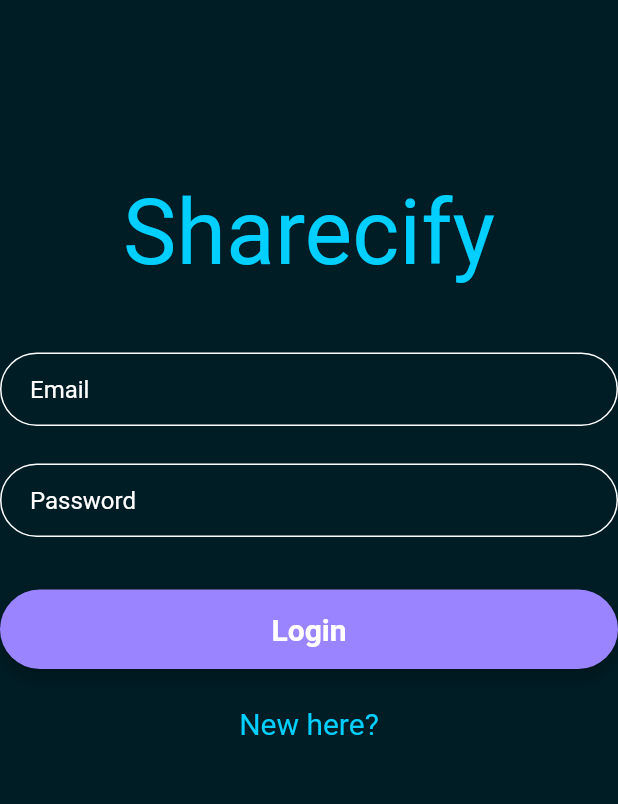
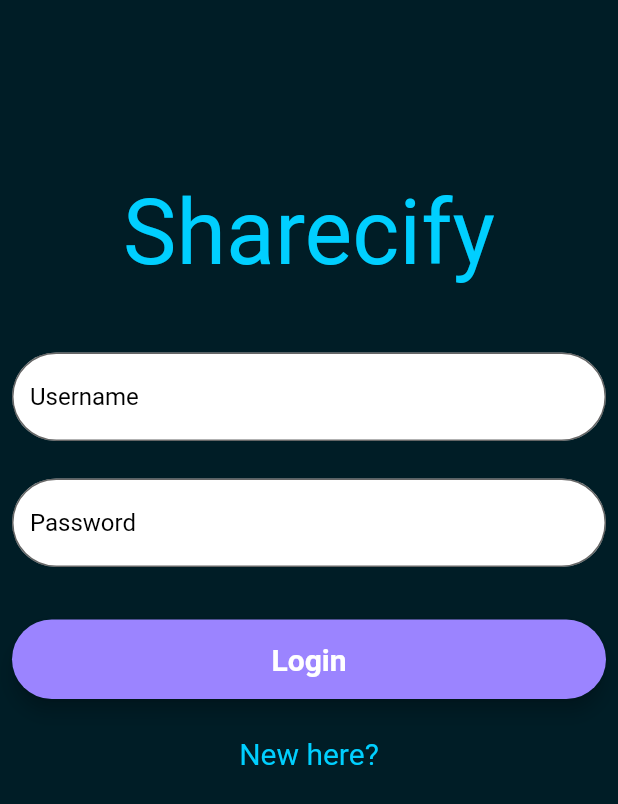
Before and after one commit to Hanker00/School_app_flutter, a Flutter app: the screen it shows after launch, on a phone screen of 412 x 824 dp. Shown: the top 804 px of the screen. Run offline on Flutter 3.47's test engine with Material 2 defaults, Android fonts, the phone set to English and light mode, and no system bars; our stand-ins replace firebase_auth; accounts and stored records are empty; Roboto replaces fonts that are missing (Montserrat).

Commit message:
Added Firebase authentication, register sign in etc.

```diff
--- a/lib/main.dart
+++ b/lib/main.dart
@@ -1,11 +1,21 @@
 import 'package:flutter/material.dart';
-import 'package:school_project/pages/login.dart';
-import 'package:school_project/pages/homepage.dart';
+import 'package:school_project/models/user.dart';
+import 'package:school_project/screens/authentication/login.dart';
+import 'package:school_project/screens/home/homepage.dart';
+import 'package:school_project/screens/services/auth.dart';
+import 'package:school_project/screens/wrapper.dart';
+import 'package:provider/provider.dart';
 
-void main() => runApp(MaterialApp(
-  initialRoute: '/',
-  routes: {
-    '/': (context) => Login(),
-    '/home': (context) => Home(),
-  },
-));
+void main() => runApp(MyApp());
+
+class MyApp extends StatelessWidget {
+  @override
+  Widget build(BuildContext context) {
+    return StreamProvider<User>.value(
+        value: AuthService().user,
+        child: MaterialApp(
+          home: Wrapper(),
+      ),
+    );
+  }
+}
--- /dev/null
+++ b/lib/models/user.dart
@@ -0,0 +1,9 @@
+
+
+class User {
+
+  final String uid;
+
+  User({ this.uid });
+
+}
--- a/lib/pages/login.dart
+++ /dev/null
@@ -1,131 +0,0 @@
-import 'package:flutter/material.dart';
-
-
-
-
-
-
-
-class Login extends StatefulWidget {
-  @override
-  _LoginState createState() => _LoginState();
-}
-
-class _LoginState extends State<Login> {
-
-  Color mainColor = Color.fromRGBO(0, 29, 38, 100);
-  Color blueText = Color.fromRGBO(0, 207, 255, 100);
-  TextStyle style = TextStyle(fontFamily: 'Montserrat', fontSize: 20.0);
-  Color purpleColor = Color.fromRGBO(155, 132, 255, 100);
-
-  final emailField = TextField(
-    obscureText: false,
-    style: TextStyle(
-      color: Colors.white,
-    ),
-    decoration: InputDecoration(
-        prefixStyle: TextStyle(
-          color: Colors.white,
-        ),
-        contentPadding: EdgeInsets.fromLTRB(20.0, 15.0, 20.0, 15.0),
-        hintText: "Email",
-        hintStyle: TextStyle(
-          color: Colors.white,
-        ),
-        enabledBorder:
-        OutlineInputBorder(
-            borderSide: BorderSide(
-              color: Colors.white,
-            ),
-            borderRadius: BorderRadius.circular(32.0))),
-  );
-
-  final passwordField = TextField(
-    obscureText: false,
-    style: TextStyle(
-      color: Colors.white,
-    ),
-    decoration: InputDecoration(
-        prefixStyle: TextStyle(
-          color: Colors.white,
-        ),
-        contentPadding: EdgeInsets.fromLTRB(20.0, 15.0, 20.0, 15.0),
-        hintText: "Password",
-        hintStyle: TextStyle(
-          color: Colors.white,
-        ),
-        enabledBorder:
-        OutlineInputBorder(
-            borderSide: BorderSide(
-              color: Colors.white,
-            ),
-            borderRadius: BorderRadius.circular(32.0))),
-  );
-
-
-  @override
-  Widget build(BuildContext context) {
-
-    final loginButon = Material(
-      elevation: 5.0,
-      borderRadius: BorderRadius.circular(30.0),
-      color: purpleColor,
-      child: MaterialButton(
-        minWidth: MediaQuery.of(context).size.width,
-        padding: EdgeInsets.fromLTRB(20.0, 15.0, 20.0, 15.0),
-        onPressed: () {
-          Navigator.of(context).pushReplacementNamed("/home");
-        },
-        child: Text("Login",
-            textAlign: TextAlign.center,
-            style: style.copyWith(
-                color: Colors.white, fontWeight: FontWeight.bold)),
-      ),
-    );
-
-    return Scaffold(
-        backgroundColor: mainColor,
-        body: Stack(
-          fit: StackFit.expand,
-          children: <Widget>[
-            Padding(
-              padding: const EdgeInsets.fromLTRB(0, 120, 0, 0),
-              child: ListView(
-                children: <Widget>[
-                  Text(
-                    "Sharecify",
-                    style: TextStyle(
-                      fontSize: 60.0,
-                      color: blueText,
-                    ),
-                    textAlign: TextAlign.center,
-                  ),
-                  SizedBox(height: 45.0),
-                  emailField,
-                  SizedBox(height: 25.0),
-                  passwordField,
-                  SizedBox(height: 35.0),
-                  loginButon,
-                  SizedBox(height: 25.0),
-                  InkWell(
-                    child: Text(
-                      "New here?",
-                      style: TextStyle(
-                        color: blueText,
-                        fontSize: 20,
-                      ),
-                      textAlign: TextAlign.center,
-
-                    ),
-                    onTap: () {
-                      print("hello");
-                    },
-                  ),
-                ],
-              ),
-            ),
-          ],
-        )
-    );
-  }
-}
--- /dev/null
+++ b/lib/screens/authentication/authenticate.dart
@@ -0,0 +1,25 @@
+import 'package:flutter/material.dart';
+import 'package:school_project/screens/authentication/login.dart';
+import 'package:school_project/screens/authentication/register.dart';
+
+class Authenticate extends StatefulWidget {
+  @override
+  _AuthenticateState createState() => _AuthenticateState();
+}
+
+class _AuthenticateState extends State<Authenticate> {
+
+  bool showSignUp = true;
+  void toggleView() {
+    setState(() => showSignUp = !showSignUp);
+  }
+
+  @override
+  Widget build(BuildContext context) {
+    if (showSignUp) {
+      return Login(toggleView: toggleView);
+    } else {
+      return Register(toggleView: toggleView);
+    }
+  }
+}
--- /dev/null
+++ b/lib/screens/authentication/login.dart
@@ -0,0 +1,137 @@
+import 'package:flutter/material.dart';
+import 'package:school_project/screens/services/auth.dart';
+
+
+
+
+
+
+
+class Login extends StatefulWidget {
+  final Function toggleView;
+  Login({this.toggleView});
+
+  @override
+  _LoginState createState() => _LoginState();
+}
+
+class _LoginState extends State<Login> {
+
+  final AuthService _auth = AuthService();
+
+  // text field state
+  String email = "";
+  String password = "";
+
+  Color mainColor = Color.fromRGBO(0, 29, 38, 100);
+  Color blueText = Color.fromRGBO(0, 207, 255, 100);
+  TextStyle style = TextStyle(fontFamily: 'Montserrat', fontSize: 20.0);
+  Color purpleColor = Color.fromRGBO(155, 132, 255, 100);
+
+
+  @override
+  Widget build(BuildContext context) {
+
+    final loginButon = Material(
+      elevation: 5.0,
+      borderRadius: BorderRadius.circular(30.0),
+      color: purpleColor,
+      child: MaterialButton(
+        minWidth: MediaQuery.of(context).size.width,
+        padding: EdgeInsets.fromLTRB(20.0, 15.0, 20.0, 15.0),
+        onPressed: () async {
+          print(email);
+          print(password);
+        },
+        child: Text("Login",
+            textAlign: TextAlign.center,
+            style: style.copyWith(
+                color: Colors.white, fontWeight: FontWeight.bold)),
+      ),
+    );
+
+    return Scaffold(
+        resizeToAvoidBottomPadding: false,
+        backgroundColor: mainColor,
+        body: Container(
+          child: Form(
+            child: Column(
+              children: <Widget>[
+                Padding(
+                  padding: const EdgeInsets.fromLTRB(0, 120, 0, 0),
+                  child: ListView(
+                    shrinkWrap: true,
+                    children: <Widget>[
+                      Text(
+                        "Sharecify",
+                        style: TextStyle(
+                          fontSize: 60.0,
+                          color: blueText,
+                        ),
+                        textAlign: TextAlign.center,
+                      ),
+                      SizedBox(height: 45.0),
+                      Padding(
+                        padding: const EdgeInsets.fromLTRB(8, 0, 8, 0),
+                        child: TextFormField(
+                          obscureText: false,
+                          decoration: InputDecoration(
+                            hintText: "Username",
+                            filled: true,
+                            fillColor: Colors.white,
+                            border: OutlineInputBorder(borderRadius: BorderRadius.circular(30.0)),
+                            hintStyle: TextStyle(color: Colors.black),
+                          ),
+                          onChanged: (val) {
+                            setState(() => email = val);
+                          },
+                        ),
+                      ),
+                      SizedBox(height: 25.0),
+                      Padding(
+                        padding: const EdgeInsets.fromLTRB(8, 0, 8, 0),
+                        child: TextFormField(
+                          obscureText: true,
+                          decoration: InputDecoration(
+                            filled: true,
+                            fillColor: Colors.white,
+                            hintText: "Password",
+                            border: OutlineInputBorder(borderRadius: BorderRadius.circular(30.0)),
+                            hintStyle: TextStyle(color: Colors.black),
+                          ),
+
+                          onChanged: (val) {
+                            setState(() => password = val);
+                          },
+                        ),
+                      ),
+                      SizedBox(height: 35.0),
+                      Padding(
+                        padding: const EdgeInsets.fromLTRB(8, 0, 8, 0),
+                        child: loginButon,
+                      ),
+                      SizedBox(height: 25.0),
+                      InkWell(
+                        child: Text(
+                          "New here?",
+                          style: TextStyle(
+                            color: blueText,
+                            fontSize: 20,
+                          ),
+                          textAlign: TextAlign.center,
+
+                        ),
+                        onTap: () {
+                          widget.toggleView();
+                        },
+                      ),
+                    ],
+                  ),
+                ),
+              ],
+          ),
+          ),
+      )
+    );
+  }
+}
--- /dev/null
+++ b/lib/screens/wrapper.dart
@@ -0,0 +1,20 @@
+import 'package:flutter/material.dart';
+import 'package:provider/provider.dart';
+import 'package:school_project/screens/authentication/authenticate.dart';
+import 'package:school_project/screens/home/homepage.dart';
+import 'package:school_project/models/user.dart';
+
+class Wrapper extends StatelessWidget {
+  @override
+  Widget build(BuildContext context) {
+
+    final user = Provider.of<User>(context);
+
+    // return either Home or Authenticate widget
+    if (user == null) {
+      return Authenticate();
+    } else {
+      return Home();
+    }
+  }
+}
--- a/pubspec.yaml
+++ b/pubspec.yaml
@@ -23,6 +23,9 @@ dependencies:
   # The following adds the Cupertino Icons font to your application.
   # Use with the CupertinoIcons class for iOS style icons.
   cupertino_icons: ^0.1.2
+  firebase_auth: ^0.14.0+5
+  cloud_firestore: ^0.12.9+6
+  provider: ^3.1.0+1
 
 dev_dependencies:
   flutter_test:
```
Also changed, not shown: lib/pages/homepage.dart (deleted, +0 -28 lines), lib/screens/authentication/register.dart (added, +144 -0 lines), lib/screens/home/homepage.dart (added, +36 -0 lines), lib/screens/services/auth.dart (added, +59 -0 lines), pubspec.lock, 3 other files.
